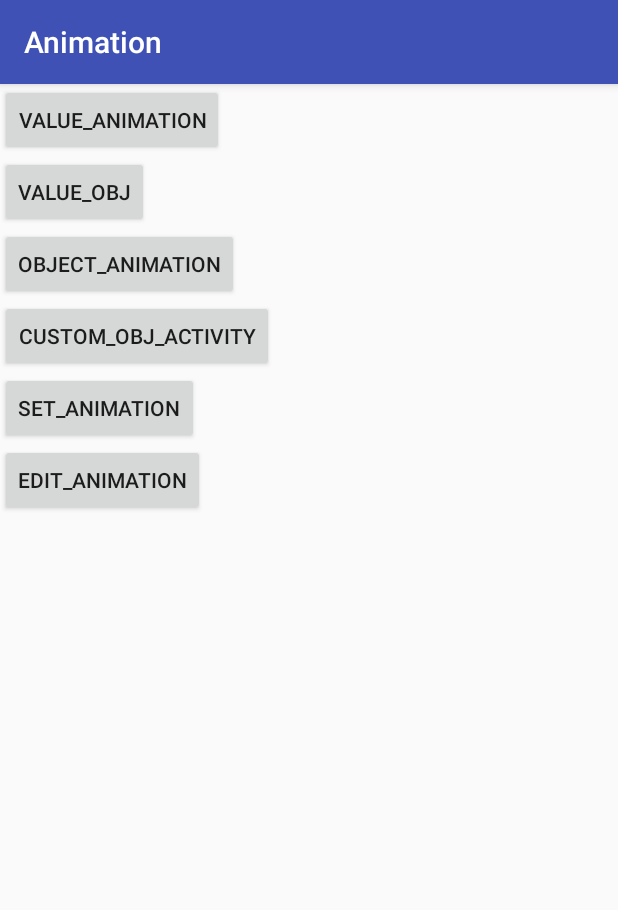
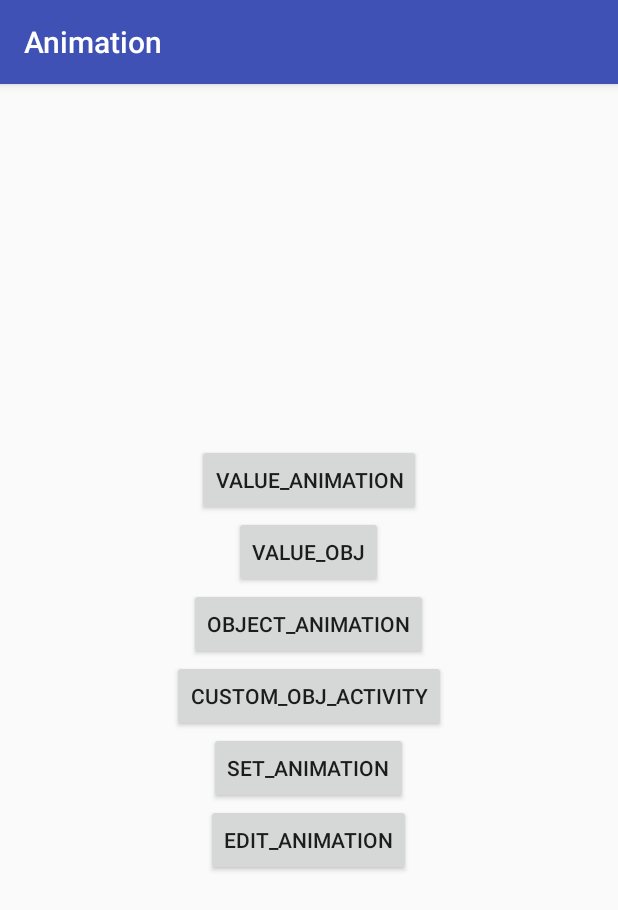
Before and after one commit to shortybin/Android-Animation, an Android app: the screen it shows after launch (MainActivity), on a phone screen of 412 x 824 dp. Shown: the top 910 px of the screen. Run offline under Robolectric (Android 15) with nearby library versions, the phone set to English and light mode, and no system bars.

```diff
--- a/app/src/main/java/com/example/shrotbin/animation/MainActivity.java
+++ b/app/src/main/java/com/example/shrotbin/animation/MainActivity.java
@@ -1,7 +1,6 @@
 package com.example.shrotbin.animation;
 
 import android.animation.Animator;
-import android.animation.AnimatorListenerAdapter;
 import android.content.Intent;
 import android.os.Bundle;
 import android.support.v7.app.AppCompatActivity;
@@ -88,12 +87,12 @@ public class MainActivity extends AppCompatActivity {
                 });
 
                 //AnimatorListenerAdapter 指定要实现的监听
-                mSetAnimation.animate().setListener(new AnimatorListenerAdapter() {
+                /*mSetAnimation.animate().setListener(new AnimatorListenerAdapter() {
                     @Override
                     public void onAnimationEnd(Animator animation) {
                         super.onAnimationEnd(animation);
                     }
-                });
+                });*/
             }
         });
 
--- a/app/src/main/res/layout/activity_main.xml
+++ b/app/src/main/res/layout/activity_main.xml
@@ -4,6 +4,7 @@
     android:layout_width="match_parent"
     android:layout_height="match_parent"
     android:orientation="vertical"
+    android:gravity="center"
     >
 
     <Button
```
